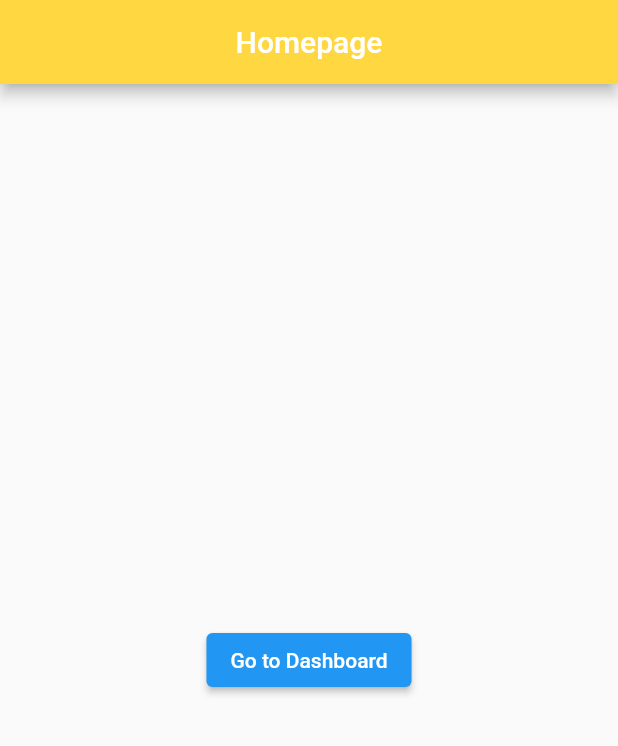
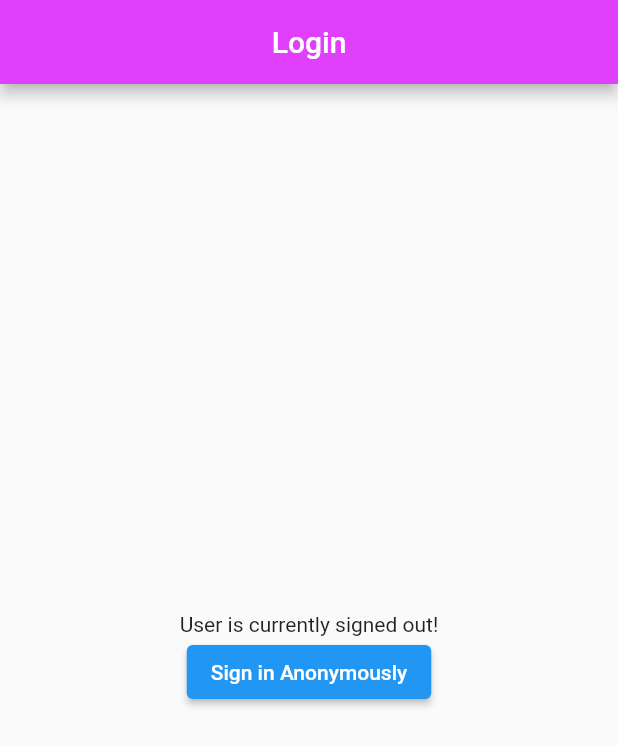
Before and after one commit to abdelrazak-elgh/flutter_miaged, a Flutter app: the screen it shows after launch, on a phone screen of 412 x 824 dp. Shown: the top 746 px of the screen. Run offline on Flutter 3.47's test engine with Material 2 defaults, Android fonts, the phone set to English and light mode, and no system bars; our stand-ins replace bloc, equatable, firebase_auth, firebase_core; accounts and stored records are empty.

Commit message:
firebase + signIn Anon

```diff
--- a/miaged_mvp1/lib/common/router/app_router.dart
+++ b/miaged_mvp1/lib/common/router/app_router.dart
@@ -1,14 +1,21 @@
 import 'package:flutter/material.dart';
 import 'package:miaged_mvp1/presentation/dashboard.dart';
-import 'package:miaged_mvp1/presentation/homepage.dart';
+import 'package:miaged_mvp1/presentation/main_page.dart';
+import 'package:miaged_mvp1/presentation/home_page.dart';
+
+import '../../presentation/login_page.dart';
 
 class AppRouter {
   Route? onGenerateRoute(RouteSettings routeSettings) {
     switch (routeSettings.name) {
       case '/':
+        return MaterialPageRoute(builder: (_) => const MainPage());
+      case '/login':
+        return MaterialPageRoute(builder: (_) => LoginPage());
+      case '/homepage':
         return MaterialPageRoute(builder: (_) => const HomePageScreen());
       case '/dashboard':
-        return MaterialPageRoute(builder: (_) => const Dashboard());
+        return MaterialPageRoute(builder: (_) => Dashboard());
       default:
         return null;
     }
--- /dev/null
+++ b/miaged_mvp1/lib/data/models/user.dart
@@ -0,0 +1,13 @@
+class AppUser {
+  String? uid;
+  AppUser({required this.uid});
+  AppUser.perDefault();
+}
+
+class AppUserData {
+  final String uid;
+  final String name;
+  final int counter;
+
+  AppUserData({required this.uid, required this.name, required this.counter});
+}
--- a/miaged_mvp1/lib/main.dart
+++ b/miaged_mvp1/lib/main.dart
@@ -1,7 +1,10 @@
+import 'package:firebase_core/firebase_core.dart';
 import 'package:flutter/material.dart';
 
 import 'app.dart';
 
-void main() {
+Future<void> main() async {
+  WidgetsFlutterBinding.ensureInitialized();
+  await Firebase.initializeApp();
   runApp(App());
 }
--- a/miaged_mvp1/lib/presentation/homepage.dart
+++ b/miaged_mvp1/lib/presentation/home_page.dart
@@ -15,9 +15,9 @@ class HomePageScreen extends StatelessWidget {
       ),
       body: Center(
           child: ElevatedButton(
-        child: const Text('Go to Dashboard'),
+        child: const Text('Go to Login page'),
         onPressed: () {
-          Navigator.of(context).pushNamed('/dashboard');
+          Navigator.of(context).pushNamed('/login');
         },
       )),
     );
--- /dev/null
+++ b/miaged_mvp1/lib/presentation/login_page.dart
@@ -0,0 +1,59 @@
+import 'package:firebase_auth/firebase_auth.dart';
+import 'package:flutter/material.dart';
+import 'package:miaged_mvp1/data/repositories/auth_repository.dart';
+
+class LoginPage extends StatelessWidget {
+  LoginPage({Key? key}) : super(key: key);
+
+  final AuthRepository repository = AuthRepository();
+
+  @override
+  Widget build(BuildContext context) {
+    return Scaffold(
+        appBar: AppBar(
+          title: const Text('Login'),
+          backgroundColor: Colors.purpleAccent,
+          centerTitle: true,
+        ),
+        body: Column(
+          mainAxisAlignment: MainAxisAlignment.center,
+          children: [
+            const Center(child: Text('User is currently signed out!')),
+            Center(
+              child: ElevatedButton(
+                child: const Text('Sign in Anonymously'),
+                onPressed: () async {
+                  User? result = await repository.signInAnon();
+                  ScaffoldMessenger.of(context).showSnackBar(SnackBar(
+                    content: Text(result!.uid.toString()),
+                    duration: const Duration(seconds: 5),
+                  ));
+                },
+              ),
+            )
+            //     child: ElevatedButton(
+            //   child: const Text('Sign in Anonymously'),
+            //   onPressed: () async {
+            //     User? result = await repository.signInAnon();
+            //     if (result == null) {
+            //       if (kDebugMode) {
+            //         print('error signing in');
+            //       }
+            //     } else {
+            //       if (kDebugMode) {
+            //         print('signed in as anonymous!');
+            //       }
+            //       if (kDebugMode) {
+            //         print(result.uid);
+            //       }
+            //     }
+            //     repository.signInAnon().then((value) => {
+            //           // ignore: avoid_print
+            //           Navigator.of(context).pushNamed('/dashboard')
+            //         });
+            //   },
+            // )),
+          ],
+        ));
+  }
+}
--- /dev/null
+++ b/miaged_mvp1/lib/presentation/main_page.dart
@@ -0,0 +1,23 @@
+import 'package:firebase_auth/firebase_auth.dart';
+import 'package:flutter/material.dart';
+import 'package:miaged_mvp1/presentation/dashboard.dart';
+import 'package:miaged_mvp1/presentation/login_page.dart';
+
+class MainPage extends StatelessWidget {
+  const MainPage({Key? key}) : super(key: key);
+  @override
+  Widget build(BuildContext context) => Scaffold(
+      body: StreamBuilder<User?>(
+          stream: FirebaseAuth.instance.authStateChanges(),
+          builder: (context, snapshot) {
+            if (snapshot.connectionState == ConnectionState.waiting) {
+              return const Center(child: CircularProgressIndicator());
+            } else if (snapshot.hasError) {
+              return const Center(child: Text('Something went wrong!'));
+            } else if (snapshot.hasData) {
+              return Dashboard();
+            } else {
+              return LoginPage();
+            }
+          }));
+}
```
Also changed, not shown: miaged_mvp1/lib/data/repositories/auth_repository.dart (added, +80 -0 lines), miaged_mvp1/lib/presentation/dashboard.dart (+23 -4 lines), miaged_mvp1/lib/service/bloc/authentification/auth_bloc.dart (added, +11 -0 lines), miaged_mvp1/lib/service/bloc/authentification/auth_event.dart (added, +12 -0 lines), miaged_mvp1/lib/service/bloc/authentification/auth_state.dart (added, +12 -0 lines), 4 other files.
